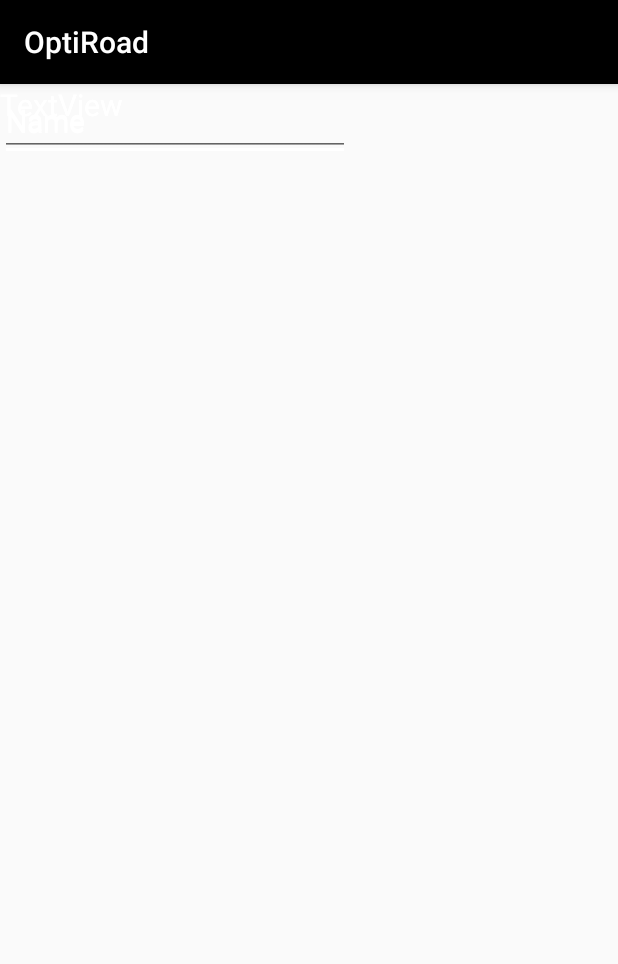
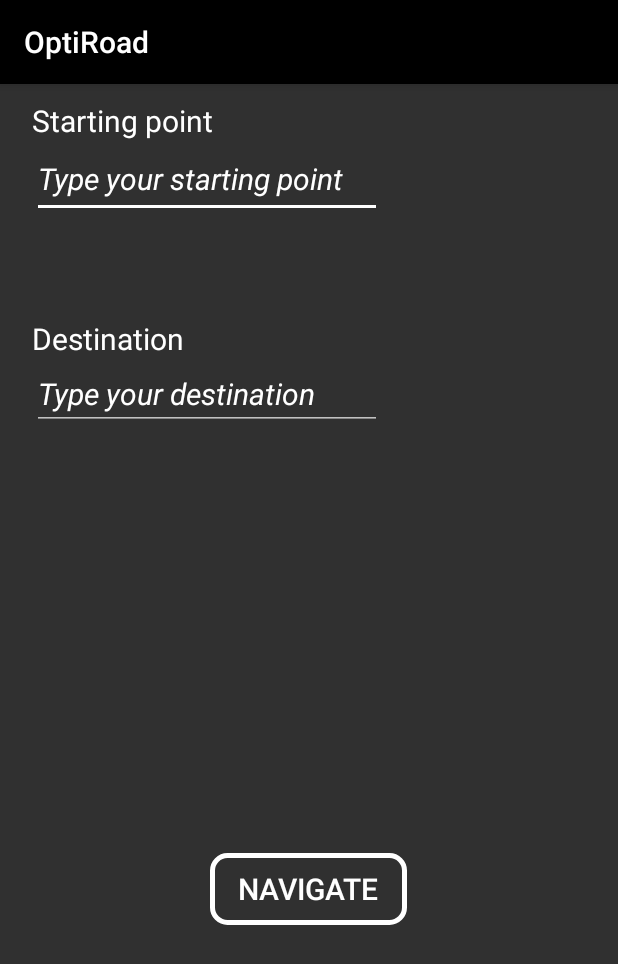
Before and after one commit to Nevette/OptiRoad, an Android app: the PlanRouteActivity screen opened directly, with no data from a screen before it, on a phone screen of 412 x 824 dp. Shown: the top 964 px of the screen. Run offline under Robolectric (Android 15) with nearby library versions, the phone set to English and light mode, and no system bars.

Commit message:
Added connection between menu and plan route activity, fixed layout in plan route activity

```diff
--- a/app/src/main/java/ad/optiroad/MenuActivity.java
+++ b/app/src/main/java/ad/optiroad/MenuActivity.java
@@ -1,13 +1,31 @@
 package ad.optiroad;
 
+import android.content.Intent;
 import android.support.v7.app.AppCompatActivity;
 import android.os.Bundle;
+import android.view.View;
+import android.widget.Button;
 
 public class MenuActivity extends AppCompatActivity {
+
+    private Button buttonPlanRoute;
 
     @Override
     protected void onCreate(Bundle savedInstanceState) {
         super.onCreate(savedInstanceState);
         setContentView(R.layout.activity_menu);
+
+        buttonPlanRoute = (Button) findViewById(R.id.buttonPlanRoute);
+        buttonPlanRoute.setOnClickListener(new View.OnClickListener() {
+            @Override
+            public void onClick(View v) {
+                openPlanRouteActivity();
+            }
+        });
+    }
+
+    public void openPlanRouteActivity(){
+        Intent i = new Intent(this, PlanRouteActivity.class);
+        startActivity(i);
     }
 }
--- a/app/src/main/res/layout/activity_menu.xml
+++ b/app/src/main/res/layout/activity_menu.xml
@@ -9,7 +9,7 @@
     tools:context=".MenuActivity">
 
     <Button
-        android:id="@+id/button_plan_route"
+        android:id="@+id/buttonPlanRoute"
         android:layout_width="167dp"
         android:layout_height="52dp"
         android:layout_marginEnd="8dp"
@@ -28,24 +28,24 @@
         tools:text="Plan route" />
 
     <Button
-        android:id="@+id/button_favourites_routes"
-        android:layout_width="262dp"
-        android:layout_height="51dp"
+        android:id="@+id/buttonFavourites"
+        android:layout_width="187dp"
+        android:layout_height="47dp"
         android:layout_marginEnd="8dp"
         android:layout_marginStart="8dp"
         android:layout_marginTop="60dp"
         android:background="@drawable/round_button"
-        android:text="Favourites Routes"
+        android:text="Favourites"
         android:textColor="@android:color/white"
         android:textSize="24sp"
         android:typeface="serif"
         android:visibility="visible"
         app:layout_constraintEnd_toEndOf="parent"
         app:layout_constraintStart_toStartOf="parent"
-        app:layout_constraintTop_toBottomOf="@+id/button_recent_route" />
+        app:layout_constraintTop_toBottomOf="@+id/buttonRecentRoute" />
 
     <Button
-        android:id="@+id/button_recent_route"
+        android:id="@+id/buttonRecentRoute"
         android:layout_width="200dp"
         android:layout_height="47dp"
         android:layout_marginEnd="8dp"
@@ -59,7 +59,7 @@
         android:visibility="visible"
         app:layout_constraintEnd_toEndOf="parent"
         app:layout_constraintStart_toStartOf="parent"
-        app:layout_constraintTop_toBottomOf="@+id/button_plan_route" />
+        app:layout_constraintTop_toBottomOf="@+id/buttonPlanRoute" />
 
     <TextView
         android:id="@+id/text_menu"
--- a/app/src/main/res/layout/activity_plan_route.xml
+++ b/app/src/main/res/layout/activity_plan_route.xml
@@ -1,55 +1,75 @@
 <?xml version="1.0" encoding="utf-8"?>
-<android.support.constraint.ConstraintLayout
-    xmlns:android="http://schemas.android.com/apk/res/android"
+<RelativeLayout xmlns:android="http://schemas.android.com/apk/res/android"
     xmlns:app="http://schemas.android.com/apk/res-auto"
     xmlns:tools="http://schemas.android.com/tools"
     android:layout_width="match_parent"
     android:layout_height="match_parent">
 
     <TextView
-        android:id="@+id/textView"
+        android:id="@+id/textStartingPoint"
         android:layout_width="wrap_content"
         android:layout_height="wrap_content"
-        android:text="TextView"
+        android:layout_above="@+id/inputStartingPoint"
+        android:layout_alignStart="@+id/inputStartingPoint"
+        android:layout_marginBottom="-38dp"
+        android:text="Starting point"
         android:textColor="#ffffff"
         android:textSize="20sp"
-        tools:layout_editor_absoluteX="2dp"
-        tools:layout_editor_absoluteY="1dp"
         tools:text="Starting point" />
 
     <EditText
-        android:id="@+id/input_starting_point"
+        android:id="@+id/inputStartingPoint"
         android:layout_width="wrap_content"
         android:layout_height="51dp"
+        android:layout_alignParentStart="true"
+        android:layout_alignParentTop="true"
+        android:layout_marginStart="21dp"
+        android:layout_marginTop="38dp"
         android:ems="10"
         android:inputType="textPersonName"
-        android:text="Name"
+        android:text="Type your starting point"
         android:textColor="#ffffff"
         android:textSize="20sp"
-        tools:layout_editor_absoluteX="0dp"
-        tools:layout_editor_absoluteY="25dp" />
+        android:textStyle="italic"
+        tools:text="Type your starting point" />
 
     <TextView
-        android:id="@+id/textView2"
+        android:id="@+id/textDestination"
         android:layout_width="wrap_content"
         android:layout_height="wrap_content"
-        android:text="TextView"
+        android:layout_alignParentTop="true"
+        android:layout_alignStart="@+id/textStartingPoint"
+        android:layout_marginTop="156dp"
+        android:text="Destination"
         android:textColor="#ffffff"
         android:textSize="20sp"
-        tools:layout_editor_absoluteX="2dp"
-        tools:layout_editor_absoluteY="148dp"
         tools:text="Destination" />
 
     <EditText
-        android:id="@+id/input_destination"
+        android:id="@+id/inputDestination"
         android:layout_width="wrap_content"
-        android:layout_height="wrap_content"
+        android:layout_height="47dp"
+        android:layout_alignStart="@+id/textStartingPoint"
+        android:layout_below="@+id/textDestination"
         android:ems="10"
         android:inputType="textPersonName"
-        android:text="Name"
+        android:text="Type your destination"
+        android:textAlignment="textStart"
         android:textColor="#ffffff"
         android:textSize="20sp"
-        tools:layout_editor_absoluteX="2dp"
-        tools:layout_editor_absoluteY="175dp" />
+        android:textStyle="italic"
+        tools:text="Type your destination" />
 
-</android.support.constraint.ConstraintLayout>
+    <Button
+        android:id="@+id/buttonNavigate"
+        android:layout_width="131dp"
+        android:layout_height="wrap_content"
+        android:layout_alignParentBottom="true"
+        android:layout_centerHorizontal="true"
+        android:layout_marginBottom="207dp"
+        android:background="@drawable/round_button"
+        android:text="Navigate"
+        android:textColor="@android:color/white"
+        android:textSize="20sp" />
+
+</RelativeLayout>
--- a/app/src/main/res/values/styles.xml
+++ b/app/src/main/res/values/styles.xml
@@ -1,7 +1,7 @@
 <resources>
 
     <!-- Base application theme. -->
-    <style name="AppTheme" parent="Theme.AppCompat.Light.DarkActionBar">
+    <style name="AppTheme" parent="Theme.AppCompat">
         <!-- Customize your theme here. -->
         <item name="colorPrimary">@color/colorPrimary</item>
         <item name="colorPrimaryDark">@color/colorPrimaryDark</item>
```
